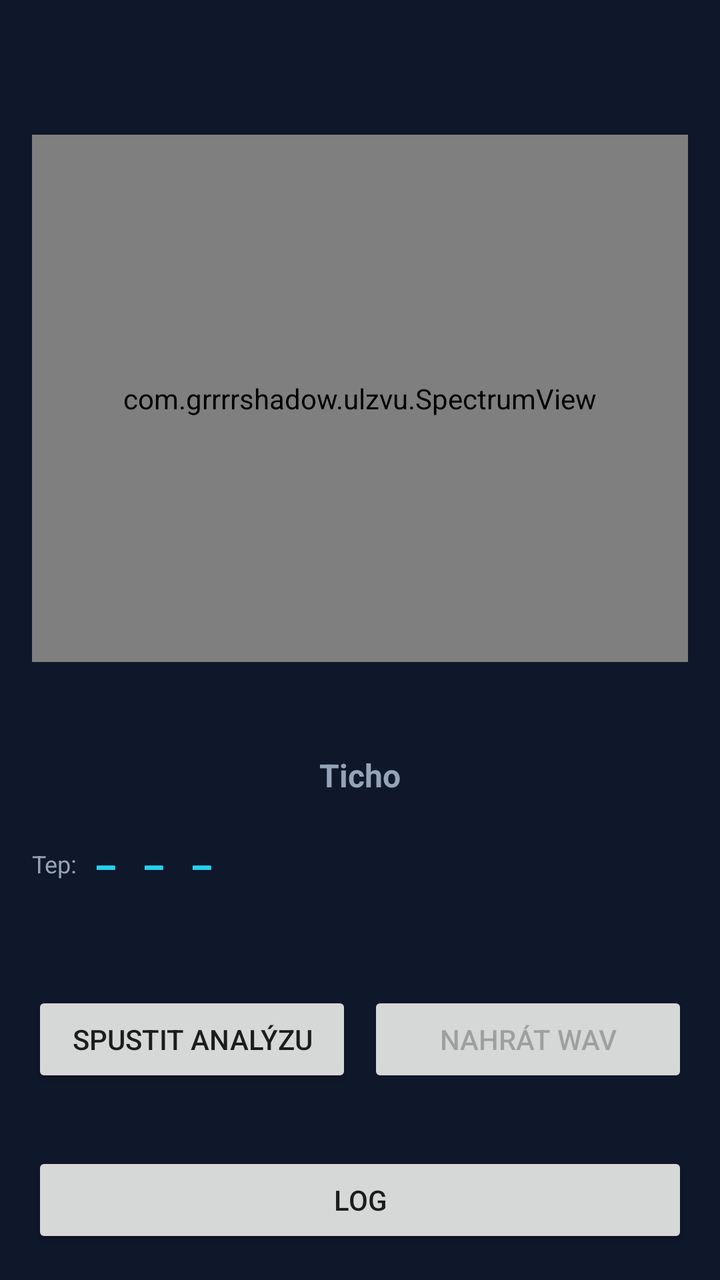
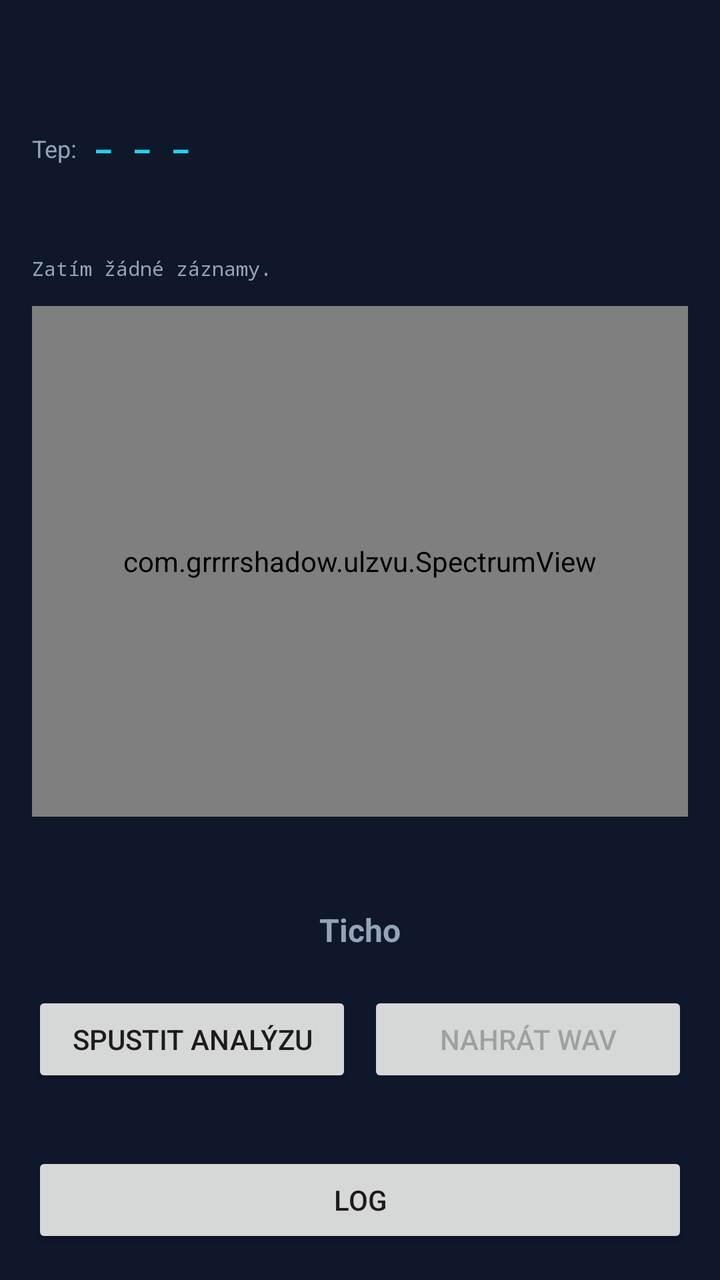

Compare the two renders of this Android layout. The source of the first and the diff that turns it into the second are given below.
<!-- AndroidManifest.xml: application theme Theme.Ulzvu -->
<!-- res/layout/activity_main.xml -->
<?xml version="1.0" encoding="utf-8"?>
<LinearLayout xmlns:android="http://schemas.android.com/apk/res/android"
    android:layout_width="match_parent"
    android:layout_height="match_parent"
    android:orientation="vertical"
    android:background="@color/background"
    android:padding="16dp">

    <TextView
        android:id="@+id/tvDeviceInfo"
        android:layout_width="match_parent"
        android:layout_height="wrap_content"
        android:textColor="@color/text_secondary"
        android:textSize="12sp"
        android:fontFamily="monospace" />

    <TextView
        android:id="@+id/tvConfigInfo"
        android:layout_width="match_parent"
        android:layout_height="wrap_content"
        android:layout_marginTop="4dp"
        android:textColor="@color/text_primary"
        android:textSize="14sp"
        android:fontFamily="monospace" />

    <com.grrrrshadow.ulzvu.SpectrumView
        android:id="@+id/spectrumView"
        android:layout_width="match_parent"
        android:layout_height="0dp"
        android:layout_weight="1"
        android:layout_marginTop="12dp"
        android:layout_marginBottom="12dp"
        android:background="@color/surface" />

    <TextView
        android:id="@+id/tvPeakInfo"
        android:layout_width="match_parent"
        android:layout_height="wrap_content"
        android:textColor="@color/text_primary"
        android:textSize="16sp"
        android:fontFamily="monospace" />

    <TextView
        android:id="@+id/tvUltrasoundAlert"
        android:layout_width="match_parent"
        android:layout_height="wrap_content"
        android:layout_marginTop="4dp"
        android:gravity="center"
        android:padding="8dp"
        android:textStyle="bold"
        android:textSize="16sp"
        android:textColor="@color/text_secondary"
        android:text="@string/status_idle" />

    <LinearLayout
        android:layout_width="match_parent"
        android:layout_height="wrap_content"
        android:layout_marginTop="12dp"
        android:orientation="horizontal"
        android:gravity="center_vertical">

        <TextView
            android:layout_width="wrap_content"
            android:layout_height="wrap_content"
            android:text="@string/hr_label"
            android:textColor="@color/text_secondary"
            android:textSize="12sp" />

        <TextView
            android:id="@+id/tvBpm"
            android:layout_width="0dp"
            android:layout_height="wrap_content"
            android:layout_weight="1"
            android:layout_marginStart="8dp"
            android:textColor="@color/accent"
            android:textSize="20sp"
            android:fontFamily="monospace"
            android:textStyle="bold"
            android:text="@string/hr_unreliable" />
    </LinearLayout>

    <TextView
        android:id="@+id/tvMotionWarning"
        android:layout_width="match_parent"
        android:layout_height="wrap_content"
        android:gravity="center"
        android:padding="4dp"
        android:textSize="12sp"
        android:textColor="@color/ultrasound_alert"
        android:text="@string/hr_motion_warning"
        android:visibility="invisible" />

    <LinearLayout
        android:layout_width="match_parent"
        android:layout_height="wrap_content"
        android:layout_marginTop="12dp"
        android:orientation="horizontal">

        <Button
            android:id="@+id/btnToggleAnalysis"
            android:layout_width="0dp"
            android:layout_height="wrap_content"
            android:layout_weight="1"
            android:text="@string/start_analysis" />

        <Button
            android:id="@+id/btnToggleRecording"
            android:layout_width="0dp"
            android:layout_height="wrap_content"
            android:layout_weight="1"
            android:layout_marginStart="8dp"
            android:text="@string/start_recording"
            android:enabled="false" />
    </LinearLayout>

    <TextView
        android:id="@+id/tvStatus"
        android:layout_width="match_parent"
        android:layout_height="wrap_content"
        android:layout_marginTop="8dp"
        android:textColor="@color/text_secondary"
        android:textSize="12sp" />

    <Button
        android:id="@+id/btnOpenLog"
        android:layout_width="match_parent"
        android:layout_height="wrap_content"
        android:layout_marginTop="8dp"
        android:text="@string/open_log" />

</LinearLayout>
<!-- resources referenced by this layout -->
<resources>
  <color name="accent">#22D3EE</color>
  <color name="background">#0F172A</color>
  <color name="surface">#1E293B</color>
  <color name="text_primary">#E2E8F0</color>
  <color name="text_secondary">#94A3B8</color>
  <color name="ultrasound_alert">#F87171</color>
  <string name="hr_label">Tep:</string>
  <string name="hr_motion_warning">Pohyb ruší měření tepu — přiložte telefon pevně k zápěstí/hrudi a držte v klidu</string>
  <string name="hr_unreliable">– – –</string>
  <string name="open_log">Log</string>
  <string name="start_analysis">Spustit analýzu</string>
  <string name="start_recording">Nahrát WAV</string>
  <string name="status_idle">Ticho</string>
  <style name="Theme.Ulzvu" parent="Theme.MaterialComponents.DayNight.NoActionBar">
          <item name="colorPrimary">@color/accent</item>
          <item name="colorPrimaryDark">@color/background</item>
          <item name="colorAccent">@color/accent</item>
          <item name="android:windowBackground">@color/background</item>
      </style>
</resources>

<!-- the commit's change to res/layout/activity_main.xml (unified diff, before → after) -->
@@ -22,6 +22,55 @@
         android:textColor="@color/text_primary"
         android:textSize="14sp"
         android:fontFamily="monospace" />
+
+    <LinearLayout
+        android:layout_width="match_parent"
+        android:layout_height="wrap_content"
+        android:layout_marginTop="8dp"
+        android:orientation="horizontal"
+        android:gravity="center_vertical">
+
+        <TextView
+            android:layout_width="wrap_content"
+            android:layout_height="wrap_content"
+            android:text="@string/hr_label"
+            android:textColor="@color/text_secondary"
+            android:textSize="12sp" />
+
+        <TextView
+            android:id="@+id/tvBpm"
+            android:layout_width="0dp"
+            android:layout_height="wrap_content"
+            android:layout_weight="1"
+            android:layout_marginStart="8dp"
+            android:textColor="@color/accent"
+            android:textSize="16sp"
+            android:fontFamily="monospace"
+            android:textStyle="bold"
+            android:text="@string/hr_unreliable" />
+    </LinearLayout>
+
+    <TextView
+        android:id="@+id/tvMotionWarning"
+        android:layout_width="match_parent"
+        android:layout_height="wrap_content"
+        android:gravity="center"
+        android:padding="4dp"
+        android:textSize="12sp"
+        android:textColor="@color/ultrasound_alert"
+        android:text="@string/hr_motion_warning"
+        android:visibility="invisible" />
+
+    <TextView
+        android:id="@+id/tvRecentLog"
+        android:layout_width="match_parent"
+        android:layout_height="wrap_content"
+        android:layout_marginTop="4dp"
+        android:textColor="@color/text_secondary"
+        android:textSize="10sp"
+        android:fontFamily="monospace"
+        android:maxLines="4"
+        android:text="@string/log_empty" />
 
     <com.grrrrshadow.ulzvu.SpectrumView
         android:id="@+id/spectrumView"
@@ -51,44 +100,6 @@
         android:textSize="16sp"
         android:textColor="@color/text_secondary"
         android:text="@string/status_idle" />
-
-    <LinearLayout
-        android:layout_width="match_parent"
-        android:layout_height="wrap_content"
-        android:layout_marginTop="12dp"
-        android:orientation="horizontal"
-        android:gravity="center_vertical">
-
-        <TextView
-            android:layout_width="wrap_content"
-            android:layout_height="wrap_content"
-            android:text="@string/hr_label"
-            android:textColor="@color/text_secondary"
-            android:textSize="12sp" />
-
-        <TextView
-            android:id="@+id/tvBpm"
-            android:layout_width="0dp"
-            android:layout_height="wrap_content"
-            android:layout_weight="1"
-            android:layout_marginStart="8dp"
-            android:textColor="@color/accent"
-            android:textSize="20sp"
-            android:fontFamily="monospace"
-            android:textStyle="bold"
-            android:text="@string/hr_unreliable" />
-    </LinearLayout>
-
-    <TextView
-        android:id="@+id/tvMotionWarning"
-        android:layout_width="match_parent"
-        android:layout_height="wrap_content"
-        android:gravity="center"
-        android:padding="4dp"
-        android:textSize="12sp"
-        android:textColor="@color/ultrasound_alert"
-        android:text="@string/hr_motion_warning"
-        android:visibility="invisible" />
 
     <LinearLayout
         android:layout_width="match_parent"
<!-- resource entries referenced after the edit -->
@@ -9,6 +9,7 @@
   <string name="hr_label">Tep:</string>
   <string name="hr_motion_warning">Pohyb ruší měření tepu — přiložte telefon pevně k zápěstí/hrudi a držte v klidu</string>
   <string name="hr_unreliable">– – –</string>
+  <string name="log_empty">Zatím žádné záznamy.</string>
   <string name="open_log">Log</string>
   <string name="start_analysis">Spustit analýzu</string>
   <string name="start_recording">Nahrát WAV</string>
